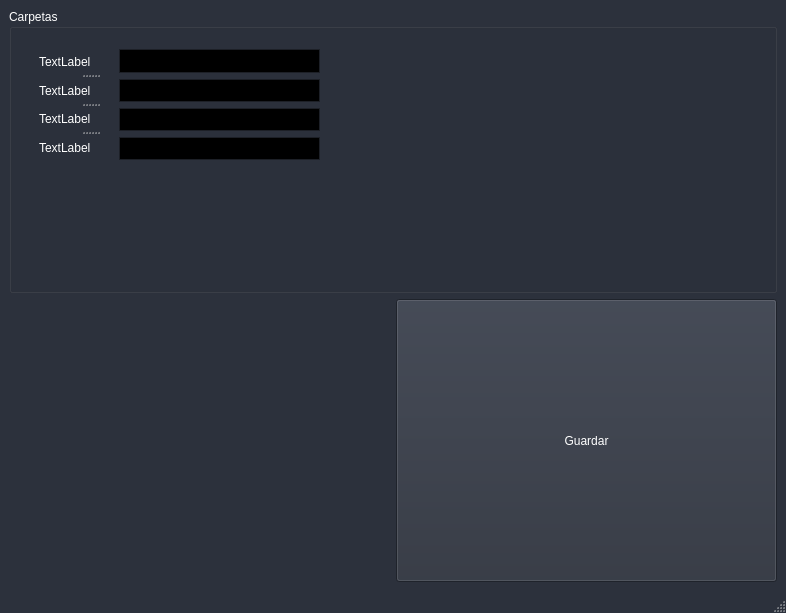
corzelito/TheOrganizer, file ui/configWindow.ui: the form before one commit.
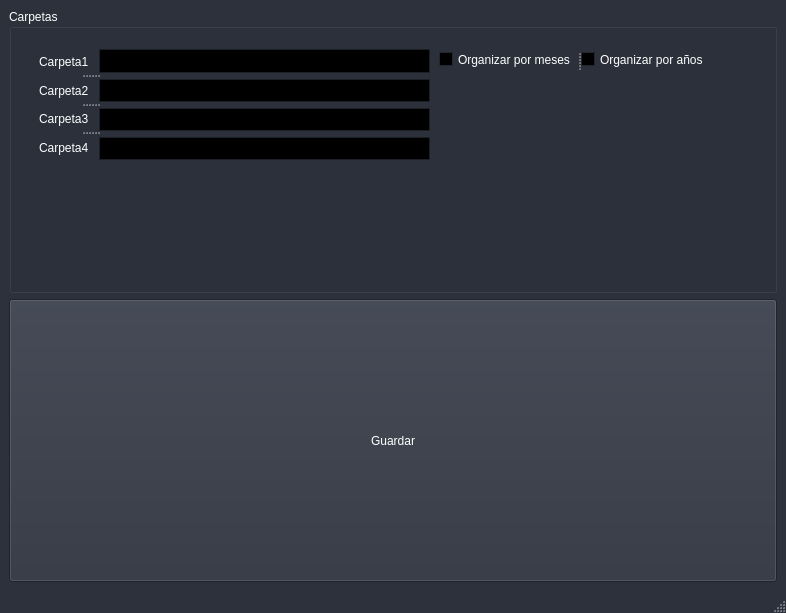
The form after the commit.

Commit message: now generate subFolders for config

Diff of the .ui file:
```diff
--- a/ui/configWindow.ui
+++ b/ui/configWindow.ui
@@ -439,7 +439,20 @@
   </property>
   <widget class="QWidget" name="centralwidget">
    <layout class="QGridLayout" name="gridLayout">
-    <item row="0" column="0" colspan="2">
+    <item row="2" column="1">
+     <widget class="QPushButton" name="saveButton">
+      <property name="maximumSize">
+       <size>
+        <width>16777215</width>
+        <height>16777209</height>
+       </size>
+      </property>
+      <property name="text">
+       <string>Guardar</string>
+      </property>
+     </widget>
+    </item>
+    <item row="1" column="1">
      <widget class="QGroupBox" name="groupBox">
       <property name="title">
        <string>Carpetas</string>
@@ -458,31 +471,31 @@
        </property>
        <widget class="QLabel" name="label">
         <property name="text">
-         <string>TextLabel</string>
+         <string>Carpeta1</string>
         </property>
        </widget>
        <widget class="QLabel" name="label_2">
         <property name="text">
-         <string>TextLabel</string>
+         <string>Carpeta2</string>
         </property>
        </widget>
        <widget class="QLabel" name="label_3">
         <property name="text">
-         <string>TextLabel</string>
+         <string>Carpeta3</string>
         </property>
        </widget>
        <widget class="QLabel" name="label_4">
         <property name="text">
-         <string>TextLabel</string>
+         <string>Carpeta4</string>
         </property>
        </widget>
       </widget>
       <widget class="QWidget" name="">
        <property name="geometry">
         <rect>
-         <x>110</x>
+         <x>90</x>
          <y>40</y>
-         <width>201</width>
+         <width>331</width>
          <height>111</height>
         </rect>
        </property>
@@ -2219,9 +2232,9 @@
       <widget class="QSplitter" name="splitter_2">
        <property name="geometry">
         <rect>
-         <x>270</x>
-         <y>490</y>
-         <width>351</width>
+         <x>430</x>
+         <y>40</y>
+         <width>271</width>
          <height>21</height>
         </rect>
        </property>
@@ -2241,19 +2254,6 @@
       </widget>
      </widget>
     </item>
-    <item row="1" column="1">
-     <widget class="QPushButton" name="saveButton">
-      <property name="maximumSize">
-       <size>
-        <width>16777215</width>
-        <height>16777209</height>
-       </size>
-      </property>
-      <property name="text">
-       <string>Guardar</string>
-      </property>
-     </widget>
-    </item>
    </layout>
   </widget>
   <widget class="QMenuBar" name="menubar">
```
The commit also changes 4 other files.
